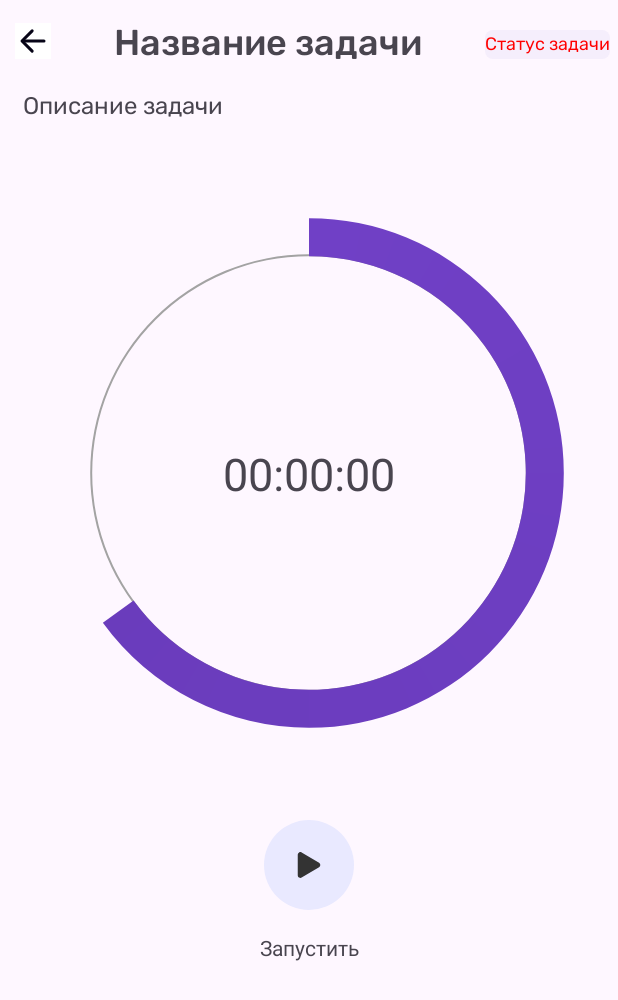
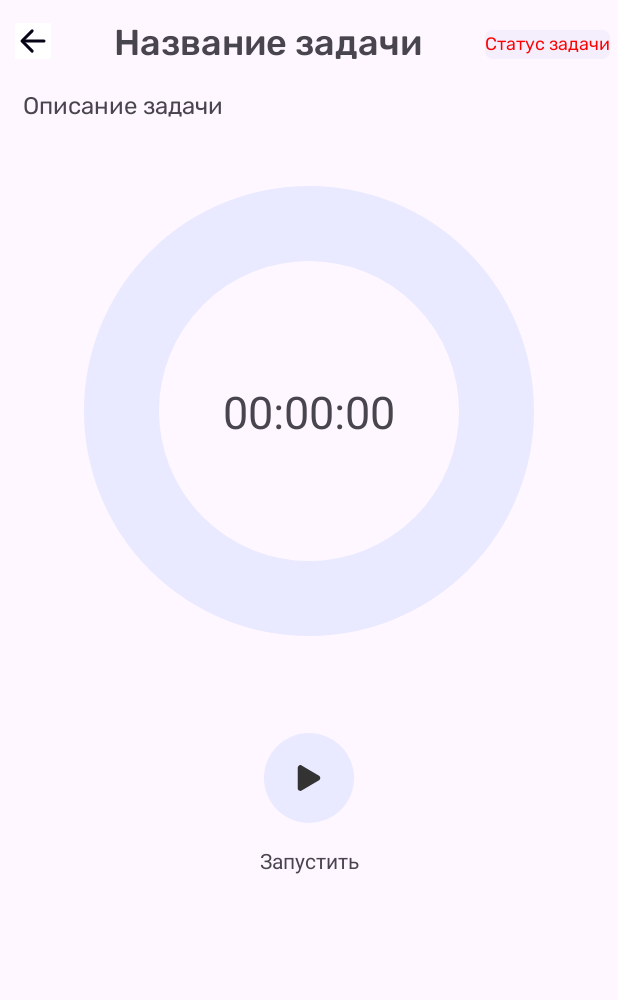
Before and after one commit to KuzminID/OmegaTracker, an Android app: the IssueTimerActivity screen opened directly, with no data from a screen before it, on a phone screen of 412 x 824 dp. Shown: the top 1000 px of the screen. Run offline under Robolectric (Android 15) with nearby library versions, the phone set to English and light mode, and no system bars; libraries missing offline, so code that uses them is left out: com.omegar.mvp; pictures from the network do not load; 2 statements that could not run were skipped.

Commit message:
Custom ProgressBar

```diff
--- a/app/build.gradle.kts
+++ b/app/build.gradle.kts
@@ -55,8 +55,8 @@ dependencies {
 //JUnit
     testImplementation(kotlin("test"))
     testImplementation("junit:junit:4.13.2")
-    androidTestImplementation("androidx.test.ext:junit:1.1.5")
-    androidTestImplementation("androidx.test.espresso:espresso-core:3.5.1")
+    androidTestImplementation("androidx.test.ext:junit:1.2.1")
+    androidTestImplementation("androidx.test.espresso:espresso-core:3.6.1")
     implementation("com.google.code.gson:gson:2.10")
     implementation("org.jetbrains.kotlinx:kotlinx-serialization-json:1.6.0")
     implementation("org.jetbrains.kotlin:kotlin-reflect:1.9.22")
@@ -88,4 +88,6 @@ dependencies {
     //Glide
     implementation("com.github.bumptech.glide:glide:4.16.0")
     ksp("com.github.bumptech.glide:compiler:4.16.0")
+
+    implementation ("com.akexorcist:round-corner-progress-bar:2.2.1")
 }
--- /dev/null
+++ b/app/src/main/java/com/example/omegatracker/customDrawables/CustomProgressBar.kt
@@ -0,0 +1,104 @@
+package com.example.omegatracker.customDrawables
+
+import android.content.Context
+import android.graphics.Canvas
+import android.graphics.Color
+import android.graphics.LinearGradient
+import android.graphics.Paint
+import android.graphics.Shader
+import android.util.AttributeSet
+import android.view.View
+import androidx.core.content.ContextCompat
+import com.example.omegatracker.R
+
+class CustomProgressBar@JvmOverloads constructor(
+    context: Context,
+    attrs: AttributeSet? = null,
+    defStyleAttr: Int = 0
+) : View(context, attrs, defStyleAttr) {
+
+    // Attributes
+    private var progress = 0f
+    private var maxProgress = 100f
+    private val strokeWidth = 75f
+
+    // Colors
+    private val startColor = ContextCompat.getColor(context, R.color.yoghurt)
+    private val endColor = ContextCompat.getColor(context, R.color.darkOrchid)
+    private val backgroundColor = ContextCompat.getColor(context,R.color.lavender)
+
+    // Paint objects
+    private val backgroundPaint = Paint(Paint.ANTI_ALIAS_FLAG).apply {
+        color = backgroundColor
+        style = Paint.Style.STROKE
+        strokeWidth = this@CustomProgressBar.strokeWidth
+    }
+
+    private val progressPaint = Paint(Paint.ANTI_ALIAS_FLAG).apply {
+        style = Paint.Style.STROKE
+        strokeWidth = this@CustomProgressBar.strokeWidth
+        strokeCap = Paint.Cap.ROUND
+    }
+
+    private var gradient: LinearGradient? = null
+
+    override fun onSizeChanged(w: Int, h: Int, oldw: Int, oldh: Int) {
+        super.onSizeChanged(w, h, oldw, oldh)
+        // Update gradient when size changes
+        gradient = LinearGradient(
+            0f, 0f, w.toFloat(), h.toFloat(),
+            intArrayOf(startColor, endColor),
+            floatArrayOf(0f, 1f),
+            Shader.TileMode.CLAMP
+        )
+    }
+
+    override fun onDraw(canvas: Canvas) {
+        super.onDraw(canvas)
+
+        // Calculate center and radius
+        val centerX = width / 2f
+        val centerY = height / 2f
+        val radius = centerX.coerceAtMost(centerY) - strokeWidth / 2
+
+        // Draw background circle
+        canvas.drawCircle(centerX, centerY, radius, backgroundPaint)
+
+        // Set gradient for progress paint
+        progressPaint.shader = gradient
+
+        // Calculate progress angle
+        val progressAngle = (progress / maxProgress) * 360
+
+        // Draw progress arc
+        canvas.drawArc(
+            centerX - radius,
+            centerY - radius,
+            centerX + radius,
+            centerY + radius,
+            -90f, // Start from the top
+            progressAngle,
+            false, // Don't draw the arc's oval
+            progressPaint
+        )
+    }
+
+    // Setters and Getters for Progress
+    fun setProgress(progress: Float) {
+        this.progress = progress.coerceAtLeast(0f).coerceAtMost(maxProgress)
+        invalidate()
+    }
+
+    fun getProgress(): Float {
+        return progress
+    }
+
+    fun setMaxProgress(maxProgress: Float) {
+        this.maxProgress = maxProgress
+        invalidate()
+    }
+
+    fun getMaxProgress(): Float {
+        return maxProgress
+    }
+}
--- a/app/src/main/java/com/example/omegatracker/data/UserRepositoryImpl.kt
+++ b/app/src/main/java/com/example/omegatracker/data/UserRepositoryImpl.kt
@@ -71,7 +71,6 @@ class UserRepositoryImpl : UserRepository {
 
         appStartTime=dateMillis
         //TODO определить, что делать если время не пришло (способы проверки)
-        //TODO SystemClock
         compareIssues(dbIssues, parsedIssues)
 
         var updatedData = getAllIssuesFromDB()
--- a/app/src/main/java/com/example/omegatracker/ui/activities/timer/IssueTimerView.kt
+++ b/app/src/main/java/com/example/omegatracker/ui/activities/timer/IssueTimerView.kt
@@ -7,6 +7,8 @@ interface IssueTimerView : BaseView {
     fun getIssuesInfo(issueId: String)
     fun setIssuesInfo(issue: Issue)
     fun updateTimer(issue: Issue)
+
+    fun updateProgressBar(issue : Issue)
     fun bindService()
     fun showStartBtn()
     fun showStopBtn()
--- a/app/src/main/res/drawable/circle_shape.xml
+++ /dev/null
@@ -1,8 +0,0 @@
-<?xml version="1.0" encoding="utf-8"?>
-<shape xmlns:android="http://schemas.android.com/apk/res/android"
-    android:shape="ring"
-    android:innerRadiusRatio="2.5"
-    android:thickness="1dp"
-    android:useLevel="false">
-    <solid android:color="#A3A3A3" />
-</shape>
--- a/app/src/main/res/drawable/circular_progress_bar.xml
+++ b/app/src/main/res/drawable/circular_progress_bar.xml
@@ -1,17 +1,30 @@
 <?xml version="1.0" encoding="utf-8"?>
-<rotate xmlns:android="http://schemas.android.com/apk/res/android"
-    android:fromDegrees="270"
-    android:toDegrees="270">
-    <shape
-        android:innerRadiusRatio="2.5"
-        android:shape="ring"
-        android:thickness="25dp"
-        android:useLevel="true">
-        <gradient
-            android:angle="0"
-            android:endColor="#673AB7"
-            android:startColor="#7040C6"
-            android:type="sweep"
-            android:useLevel="false"></gradient>
-    </shape>
-</rotate>
+<layer-list xmlns:android="http://schemas.android.com/apk/res/android">
+    <item>
+        <shape android:shape="ring"
+            android:thicknessRatio="16"
+            android:useLevel="false">
+            <size
+                android:width="300dp"
+                android:height="300dp"/>
+            <solid android:color="@color/lavender"/>
+        </shape>
+    </item>
+
+    <item>
+        <rotate android:fromDegrees="270">
+            <shape android:shape="ring"
+                android:thicknessRatio="16"
+                android:useLevel="true">
+                <size
+                    android:width="300dp"
+                    android:height="300dp"/>
+                <gradient
+                    android:type="linear"
+                    android:startColor="@color/yoghurt"
+                    android:endColor="@color/darkOrchid"
+                    android:angle="270" />
+            </shape>
+        </rotate>
+    </item>
+</layer-list>
--- a/app/src/main/res/layout/activity_issue_timer.xml
+++ b/app/src/main/res/layout/activity_issue_timer.xml
@@ -61,27 +61,22 @@
         app:layout_constraintTop_toBottomOf="@+id/issue_timer_summary"
         tools:layout_editor_absoluteX="15dp" />
 
-    <ProgressBar
+    <com.example.omegatracker.customDrawables.CustomProgressBar
         android:id="@+id/issue_timer_progressbar"
-        android:layout_width="match_parent"
+        android:layout_width="300dp"
         android:layout_height="0dp"
-        android:indeterminate="false"
-        android:progressDrawable="@drawable/circular_progress_bar"
-        android:background="@drawable/circle_shape"
-        style="?android:attr/progressBarStyleHorizontal"
-        android:max="100"
-        android:progress="65"
-        android:layout_margin="25dp"
-        app:layout_constraintHeight_percent="0.5"
+        android:layout_marginVertical="25dp"
+        app:layout_constraintHeight_percent="0.4"
         app:layout_constraintTop_toBottomOf="@id/issue_timer_description"
         app:layout_constraintLeft_toLeftOf="parent"
-        app:layout_constraintRight_toRightOf="parent" />
+        app:layout_constraintRight_toRightOf="parent"/>
 
     <TextView
         android:id="@+id/issue_timer_progressbar_timer_tv"
         android:layout_width="wrap_content"
         android:layout_height="wrap_content"
         android:textSize="30sp"
+
         android:text="@string/zero_timer"
         app:layout_constraintTop_toTopOf="@id/issue_timer_progressbar"
         app:layout_constraintBottom_toBottomOf="@id/issue_timer_progressbar"
@@ -93,7 +88,7 @@
         android:visibility="gone"
         android:layout_width="60dp"
         android:layout_height="60dp"
-        android:layout_marginTop="25dp"
+        android:layout_marginTop="50dp"
         android:layout_marginHorizontal="25dp"
         android:src="@drawable/pause_icon"
         android:background="@drawable/issue_timer_btn_shape"
@@ -116,7 +111,7 @@
         android:id="@+id/issue_timer_start_btn"
         android:layout_width="60dp"
         android:layout_height="60dp"
-        android:layout_marginTop="25dp"
+        android:layout_marginTop="50dp"
         android:src="@drawable/play_icon"
         android:layout_marginHorizontal="25dp"
         android:background="@drawable/issue_timer_btn_shape"
@@ -139,7 +134,7 @@
         android:visibility="gone"
         android:layout_width="60dp"
         android:layout_height="60dp"
-        android:layout_marginTop="25dp"
+        android:layout_marginTop="50dp"
         android:src="@drawable/stop_icon"
         android:layout_marginHorizontal="25dp"
         android:background="@drawable/issue_timer_btn_shape"
--- a/app/src/main/res/values/colors.xml
+++ b/app/src/main/res/values/colors.xml
@@ -8,5 +8,7 @@
     <color name="violet">#6750a4</color>
     <color name="yoghurt">#F5EEFC</color>
     <color name="red">#FF0000</color>
+    <color name="lavender">#E9E9FF</color>
+    <color name="darkOrchid">#7012CE</color>
     <color name="mtrl_textinput_default_box_stroke_color" tools:override="true">#6750a4</color>
 </resources>
--- a/app/src/main/res/values/themes.xml
+++ b/app/src/main/res/values/themes.xml
@@ -6,4 +6,9 @@
     </style>
 
     <style name="Theme.OmegaTracker" parent="Base.Theme.OmegaTracker" />
+    <style name="circularProgressBar">
+        <item name="android:indeterminateOnly">false</item>
+        <item name="android:progressDrawable">@drawable/circular_progress_bar</item>
+        <item name="android:indeterminateDrawable">@drawable/circular_progress_bar</item>
+    </style>
 </resources>
```
Also changed, not shown: app/src/main/java/com/example/omegatracker/data/DurationExt.kt (+10 -9 lines), app/src/main/java/com/example/omegatracker/service/IssuesService.kt (+8 -4 lines), app/src/main/java/com/example/omegatracker/service/TaskManager.kt (+20 -18 lines), app/src/main/java/com/example/omegatracker/ui/activities/issues/IssuesAdapter.kt (+4 -20 lines), app/src/main/java/com/example/omegatracker/ui/activities/timer/IssueTimerActivity.kt (+15 -5 lines), app/src/main/java/com/example/omegatracker/ui/activities/timer/IssueTimerPresenter.kt (+5 -4 lines), app/src/main/res/drawable/pb_gradient.xml (added, +9 -0 lines), app/src/main/res/drawable/progress_background.xml (added, +8 -0 lines), app/src/main/res/drawable/progress_foreground.xml (added, +10 -0 lines), 1 other file.
